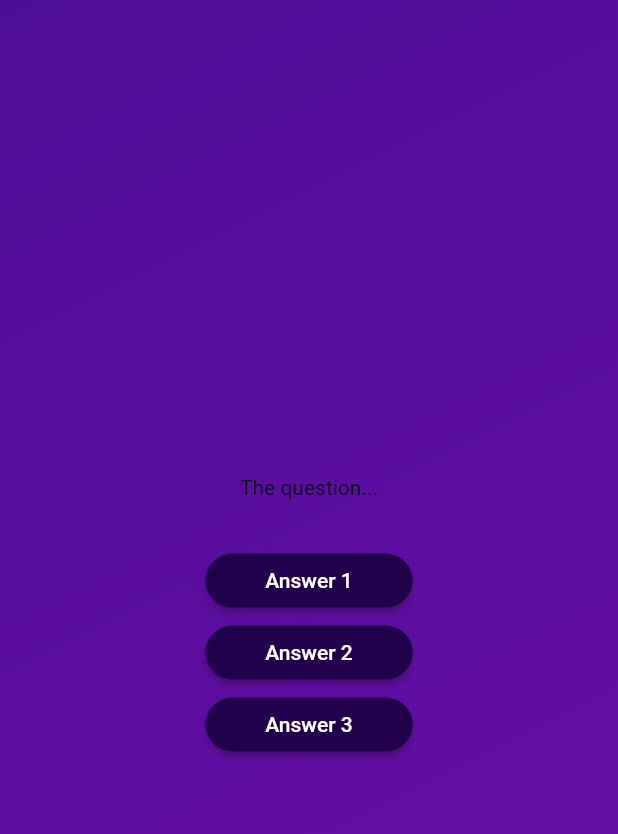
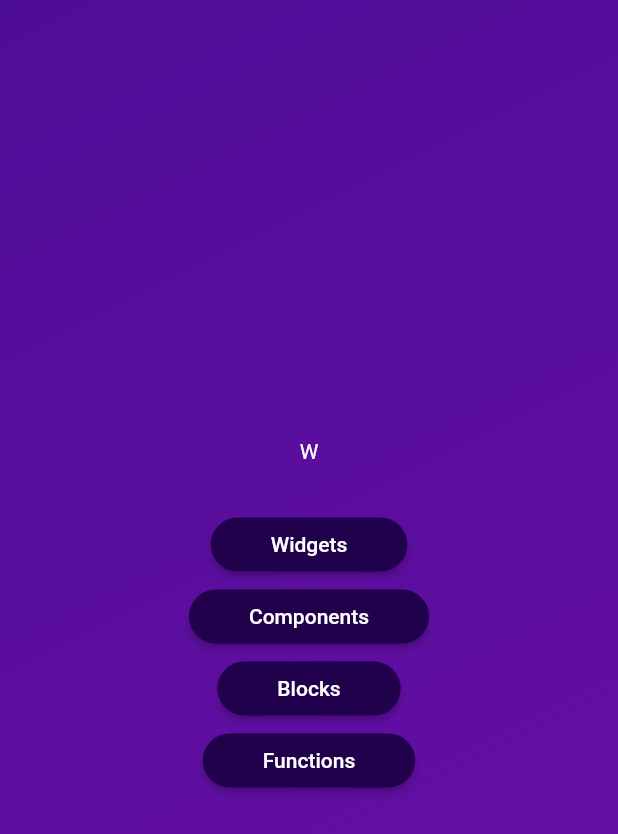
Before and after one commit to kipkoechke/adv_quiz_app, a Flutter app: the screen it shows after launch, after a tap on "Start Quiz", on a phone screen of 412 x 824 dp. Shown: the top 834 px of the screen. Run offline on Flutter 3.47's test engine with Material 2 defaults, Android fonts, the phone set to English and light mode, and no system bars.

Commit message:
Mapped list and used spread operator

```diff
--- a/lib/questions_screen.dart
+++ b/lib/questions_screen.dart
@@ -1,5 +1,6 @@
+import 'package:flutter/material.dart';
 import 'package:adv_quiz_app/answer_button.dart';
-import 'package:flutter/material.dart';
+import 'package:adv_quiz_app/data/questions.dart';
 
 class QuestionsScreen extends StatefulWidget {
   const QuestionsScreen({super.key});
@@ -11,26 +12,28 @@ class QuestionsScreen extends StatefulWidget {
 class _QuestionsScreenState extends State<QuestionsScreen> {
   @override
   Widget build(BuildContext context) {
+    final currentQuestion = questions[0];
     return SizedBox(
       width: double.infinity,
       child: Column(
         mainAxisAlignment: MainAxisAlignment.center,
         children: [
-          const Text('The question...'),
+          Text(
+            currentQuestion.text[0],
+            style: const TextStyle(
+              color: Colors.white,
+            ),
+          ),
           const SizedBox(
             height: 30,
           ),
-          AnswerButton(
-            answerText: 'Answer 1',
-            onTap: () {},
-          ),
-          AnswerButton(
-            answerText: 'Answer 2',
-            onTap: () {},
-          ),
-          AnswerButton(
-            answerText: 'Answer 3',
-            onTap: () {},
+          ...currentQuestion.answers.map(
+            (answers) {
+              return AnswerButton(
+                answerText: answers,
+                onTap: () {},
+              );
+            },
           ),
         ],
       ),
```
